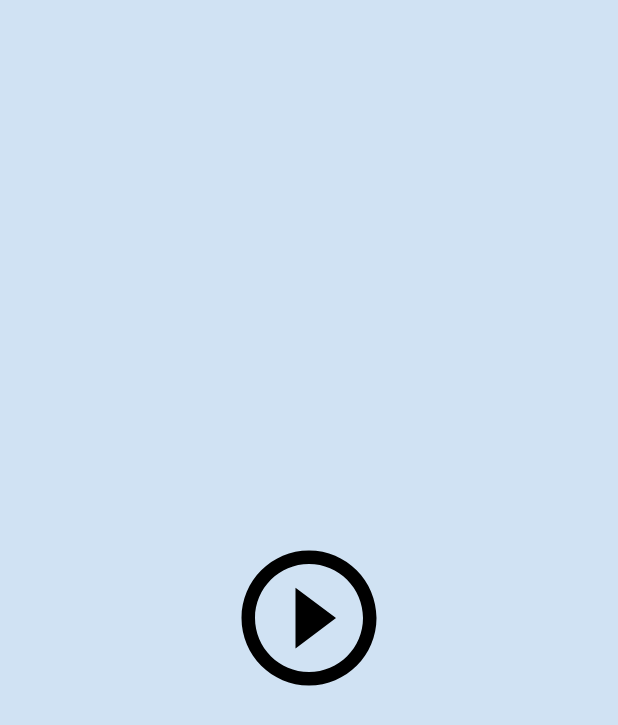
After one commit to marcias/LanguageGame, an Android app: the layout view_ready_state.xml on its own in the app's theme, with its tools: preview values and no code run, on a phone screen of 412 x 824 dp. The commit adds this screen. Shown: the top 725 px of the screen. Run offline under Robolectric (Android 15) with nearby library versions, the phone set to English and light mode, and no system bars.

Commit message:
Adding initial layout

```diff
--- a/app/src/main/AndroidManifest.xml
+++ b/app/src/main/AndroidManifest.xml
@@ -9,7 +9,8 @@
         android:roundIcon="@mipmap/ic_launcher_round"
         android:supportsRtl="true"
         android:theme="@style/AppTheme">
-        <activity android:name=".game.GameActivity">
+        <activity android:name=".game.GameActivity"
+            android:screenOrientation="portrait">
             <intent-filter>
                 <action android:name="android.intent.action.MAIN" />
 
--- a/app/src/main/java/com/marciasc/languagegame/game/GameContract.java
+++ b/app/src/main/java/com/marciasc/languagegame/game/GameContract.java
@@ -11,6 +11,7 @@ public class GameContract {
         void showNegativeResult();
         void initGameAnimation();
         void showReadyState();
+        void showLoadingState();
     }
 
     interface Presenter {
--- /dev/null
+++ b/app/src/main/res/drawable/ic_play_circle.xml
@@ -0,0 +1,4 @@
+<vector android:height="108dp" android:viewportHeight="24"
+    android:viewportWidth="24" android:width="108dp" xmlns:android="http://schemas.android.com/apk/res/android">
+    <path android:fillColor="#FF000000" android:pathData="M10,16.5l6,-4.5 -6,-4.5v9zM12,2C6.48,2 2,6.48 2,12s4.48,10 10,10 10,-4.48 10,-10S17.52,2 12,2zM12,20c-4.41,0 -8,-3.59 -8,-8s3.59,-8 8,-8 8,3.59 8,8 -3.59,8 -8,8z"/>
+</vector>
--- /dev/null
+++ b/app/src/main/res/layout/view_ready_state.xml
@@ -0,0 +1,17 @@
+<?xml version="1.0" encoding="utf-8"?>
+<RelativeLayout xmlns:android="http://schemas.android.com/apk/res/android"
+    xmlns:tools="http://schemas.android.com/tools"
+    android:layout_width="match_parent"
+    android:layout_height="match_parent"
+    tools:context=".game.GameActivity"
+    android:background="#96B3D2EE">
+
+    <ImageView
+        android:layout_width="wrap_content"
+        android:layout_height="wrap_content"
+        android:layout_centerInParent="true"
+        android:src="@drawable/ic_play_circle"
+        android:background="@android:color/transparent"
+        android:onClick="onPlayButtonPressed"/>
+
+</RelativeLayout>
```
Also changed, not shown: app/src/main/java/com/marciasc/languagegame/game/GameActivity.java (+61 -2 lines), app/src/main/res/layout/activity_game.xml (+50 -10 lines).
